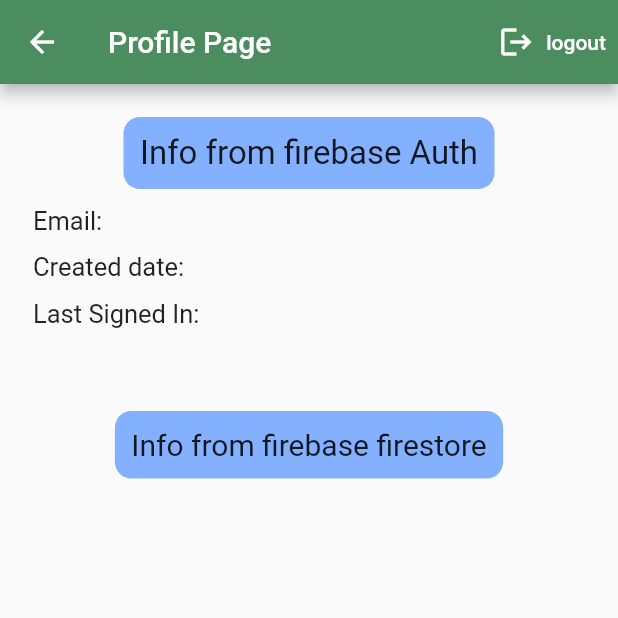
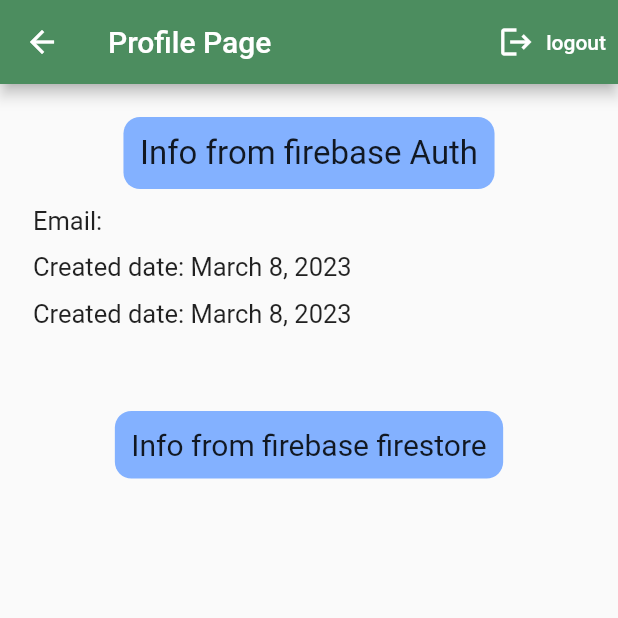
Before and after one commit to mohamedkhaled3/e_commerce_flower_app_university_project, a Flutter app: the ProfilePage screen opened directly, on a phone screen of 412 x 824 dp, the top half of it. Run offline on Flutter 3.47's test engine with Material 2 defaults, Android fonts, the phone set to English and light mode, and no system bars; our stand-ins replace cloud_firestore, firebase_auth, firebase_core, flutter_svg, google_sign_in; accounts and stored records are empty.

Commit message:
#20 Get data from firebase auth

```diff
--- a/lib/screens/ProfilePage.dart
+++ b/lib/screens/ProfilePage.dart
@@ -2,6 +2,7 @@
 import 'package:e_commerce_flower_app_university_project/shared/colors.dart';
 import 'package:firebase_auth/firebase_auth.dart';
 import 'package:flutter/material.dart';
+import 'package:intl/intl.dart';
 
 class ProfilePage extends StatefulWidget {
   ProfilePage({Key? key}) : super(key: key);
@@ -64,7 +65,7 @@ class _ProfilePageState extends State<ProfilePage> {
                   height: 11,
                 ),
                 Text(
-                  "Email:       ",
+                  "Email: ${credential!.email}     ",
                   style: TextStyle(
                     fontSize: 17,
                   ),
@@ -73,7 +74,7 @@ class _ProfilePageState extends State<ProfilePage> {
                   height: 11,
                 ),
                 Text(
-                  "Created date:      ",
+                  "Created date: ${DateFormat("MMMM d, y").format(credential!.metadata.creationTime!)}",  // to give first data of login
                   style: TextStyle(
                     fontSize: 17,
                   ),
@@ -82,7 +83,7 @@ class _ProfilePageState extends State<ProfilePage> {
                   height: 11,
                 ),
                 Text(
-                  "Last Signed In:  ",
+                  "Created date: ${DateFormat("MMMM d, y").format(credential!.metadata.lastSignInTime!)}", // to give last data of login
                   style: TextStyle(
                     fontSize: 17,
                   ),
--- a/pubspec.yaml
+++ b/pubspec.yaml
@@ -43,6 +43,7 @@ dependencies:
   google_sign_in: ^6.0.2
   flutter_svg: ^2.0.2
   cloud_firestore: ^4.4.3
+  intl: ^0.18.0     # to deal with data & time
 
 
 
```
Also changed, not shown: lib/screens/home.dart (+4 -4 lines).
